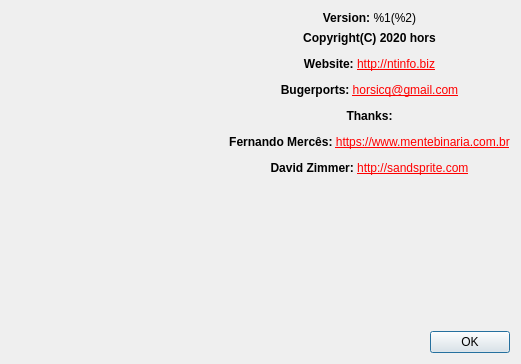
This is gui_source/dialogabout.ui in horsicq/XAPKDetector as Qt 5 draws it before an edit. The edited form follows.
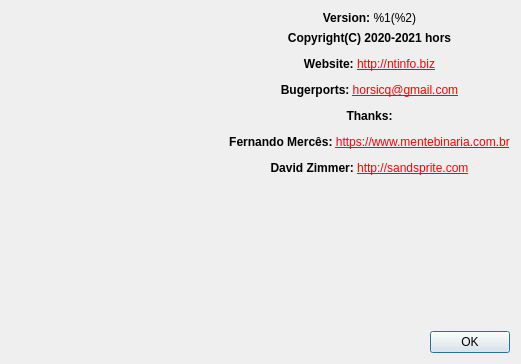
This is the edited form. Icons and pictures are not drawn.

What changed in the file:
```diff
--- a/gui_source/dialogabout.ui
+++ b/gui_source/dialogabout.ui
@@ -69,7 +69,7 @@
        <item>
         <widget class="QLabel" name="labelInfo">
          <property name="text">
-          <string notr="true">&lt;html&gt;&lt;head/&gt;&lt;body&gt;&lt;p align=&quot;center&quot;&gt;&lt;span style=&quot; font-weight:600;&quot;&gt;Copyright(C) 2020 hors&lt;/span&gt;&lt;/p&gt;&lt;p align=&quot;center&quot;&gt;&lt;span style=&quot; font-weight:600;&quot;&gt;Website: &lt;/span&gt;&lt;a href=&quot;http://ntinfo.biz&quot;&gt;&lt;span style=&quot; text-decoration: underline; color:red;&quot;&gt;http://ntinfo.biz&lt;/span&gt;&lt;/a&gt;&lt;/p&gt;&lt;p align=&quot;center&quot;&gt;&lt;span style=&quot; font-weight:600;&quot;&gt;Bugerports: &lt;/span&gt;&lt;a href=&quot;mailto:horsicq@gmail.com&quot;&gt;&lt;span style=&quot; text-decoration: underline; color:red;&quot;&gt;horsicq@gmail.com&lt;/span&gt;&lt;/a&gt;&lt;/p&gt;&lt;p align=&quot;center&quot;&gt;&lt;span style=&quot; font-weight:600;&quot;&gt;Thanks:&lt;/span&gt;&lt;/p&gt;&lt;p align=&quot;center&quot;&gt;&lt;span style=&quot; font-weight:600;&quot;&gt;Fernando Mercês: &lt;/span&gt;&lt;a href=&quot;https://www.mentebinaria.com.br/&quot;&gt;&lt;span style=&quot; text-decoration: underline; color:red;&quot;&gt;https://www.mentebinaria.com.br&lt;/span&gt;&lt;/a&gt;&lt;/p&gt;&lt;p align=&quot;center&quot;&gt;&lt;span style=&quot; font-weight:600;&quot;&gt;David Zimmer: &lt;/span&gt;&lt;a href=&quot;http://sandsprite.com/&quot;&gt;&lt;span style=&quot; text-decoration: underline; color:red;&quot;&gt;http://sandsprite.com&lt;/span&gt;&lt;/a&gt;&lt;/p&gt;&lt;/body&gt;&lt;/html&gt;</string>
+          <string notr="true">&lt;html&gt;&lt;head/&gt;&lt;body&gt;&lt;p align=&quot;center&quot;&gt;&lt;span style=&quot; font-weight:600;&quot;&gt;Copyright(C) 2020-2021 hors&lt;/span&gt;&lt;/p&gt;&lt;p align=&quot;center&quot;&gt;&lt;span style=&quot; font-weight:600;&quot;&gt;Website: &lt;/span&gt;&lt;a href=&quot;http://ntinfo.biz&quot;&gt;&lt;span style=&quot; text-decoration: underline; color:red;&quot;&gt;http://ntinfo.biz&lt;/span&gt;&lt;/a&gt;&lt;/p&gt;&lt;p align=&quot;center&quot;&gt;&lt;span style=&quot; font-weight:600;&quot;&gt;Bugerports: &lt;/span&gt;&lt;a href=&quot;mailto:horsicq@gmail.com&quot;&gt;&lt;span style=&quot; text-decoration: underline; color:red;&quot;&gt;horsicq@gmail.com&lt;/span&gt;&lt;/a&gt;&lt;/p&gt;&lt;p align=&quot;center&quot;&gt;&lt;span style=&quot; font-weight:600;&quot;&gt;Thanks:&lt;/span&gt;&lt;/p&gt;&lt;p align=&quot;center&quot;&gt;&lt;span style=&quot; font-weight:600;&quot;&gt;Fernando Mercês: &lt;/span&gt;&lt;a href=&quot;https://www.mentebinaria.com.br/&quot;&gt;&lt;span style=&quot; text-decoration: underline; color:red;&quot;&gt;https://www.mentebinaria.com.br&lt;/span&gt;&lt;/a&gt;&lt;/p&gt;&lt;p align=&quot;center&quot;&gt;&lt;span style=&quot; font-weight:600;&quot;&gt;David Zimmer: &lt;/span&gt;&lt;a href=&quot;http://sandsprite.com/&quot;&gt;&lt;span style=&quot; text-decoration: underline; color:red;&quot;&gt;http://sandsprite.com&lt;/span&gt;&lt;/a&gt;&lt;/p&gt;&lt;/body&gt;&lt;/html&gt;</string>
          </property>
          <property name="openExternalLinks">
           <bool>true</bool>
```
